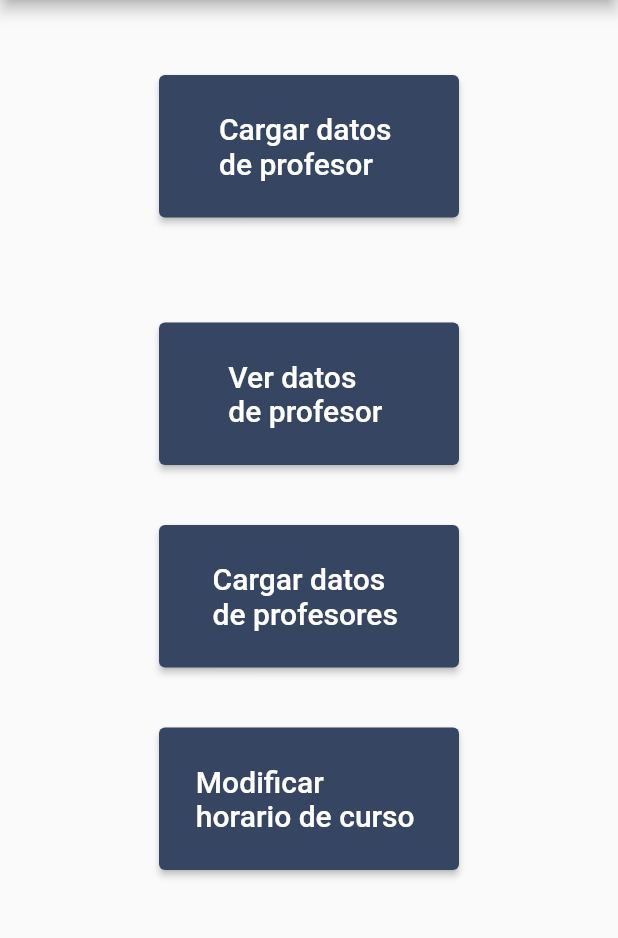
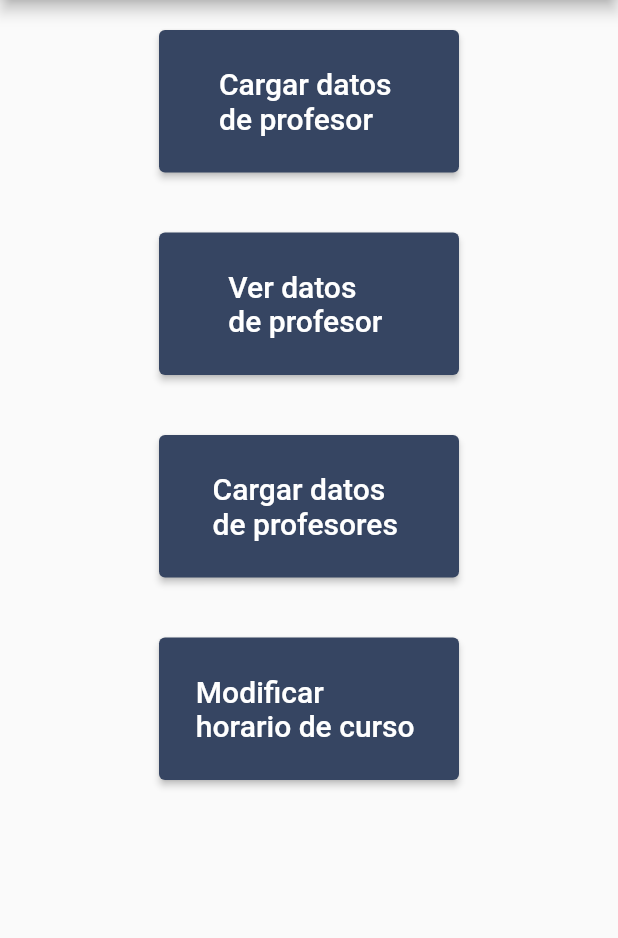
Before and after one commit to Julian-Alcaraz/schollinorder, a Flutter app: the AdministrativosPages screen opened by its route, on a phone screen of 412 x 824 dp, the part 84-1022 px from its top. Run offline on Flutter 3.47's test engine with Material 2 defaults, Android fonts, the phone set to English and light mode, and no system bars.

```diff
--- a/lib/src/pages/administrativos/administrativos.dart
+++ b/lib/src/pages/administrativos/administrativos.dart
@@ -20,7 +20,7 @@ class AdministrativosPages extends StatelessWidget {
         child: Column(
           children: [
             Padding(
-              padding: EdgeInsets.symmetric(vertical: 50, horizontal: 25),
+              padding: EdgeInsets.symmetric(vertical: 20, horizontal: 25),
               child: ElevatedButton(
                 onPressed: () {},
                 style: ElevatedButton.styleFrom(
```
